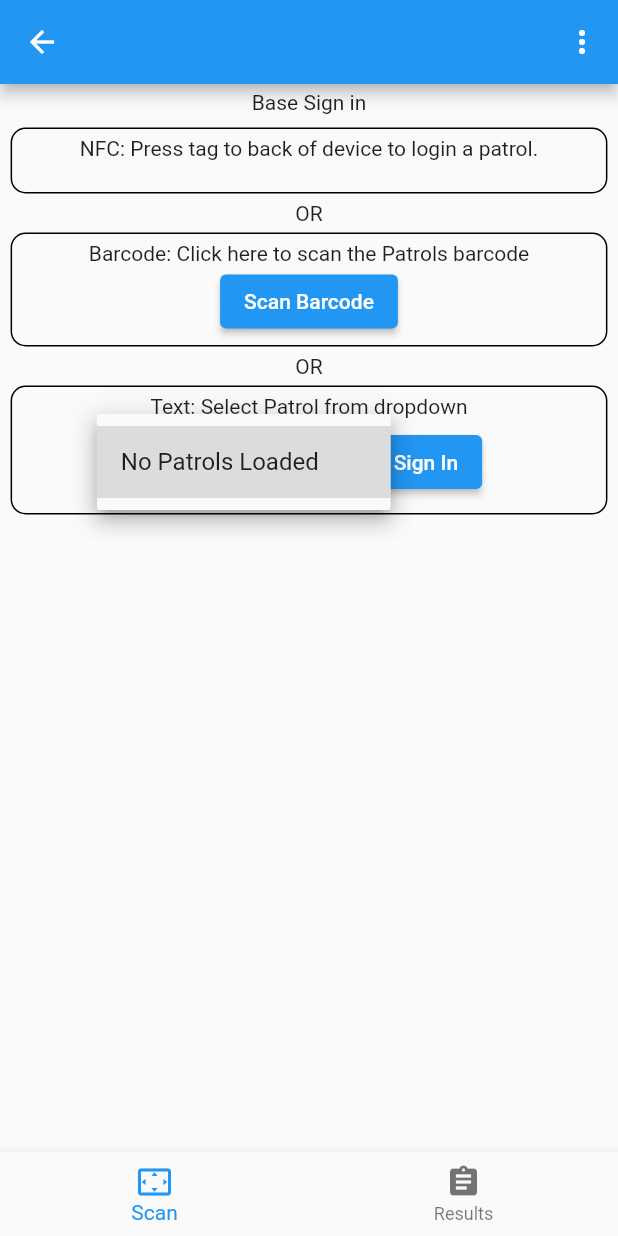
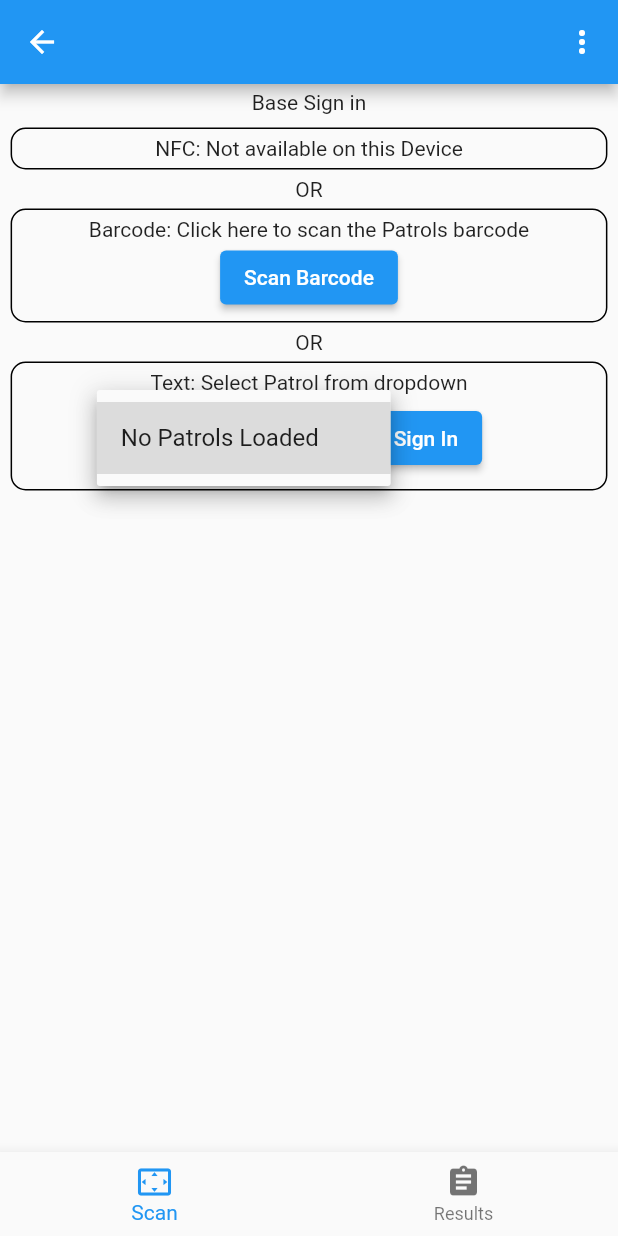
Before and after one commit to amaybz/WWGFlutterApp, a Flutter app: the Base screen opened directly with empty values, after a tap on the "arrow drop down" icon, on a phone screen of 412 x 824 dp. Run offline on Flutter 3.47's test engine with Material 2 defaults, Android fonts, the phone set to English and light mode, and no system bars; our stand-ins replace package_info_plus, shared_preferences, sqflite; missing offline and left inert: nfc_manager; accounts and stored records are empty; network calls fail.

Commit message:
Update to NFC interface

```diff
--- a/lib/widgets/scan_patrol.dart
+++ b/lib/widgets/scan_patrol.dart
@@ -67,6 +67,7 @@ class _ScanPatrolState extends State<ScanPatrol> {
         }
       },
     ).catchError((e) => setState(() => ndefText = '$e'));
+    nfcAvailable();
   }
 
   @override
@@ -82,6 +83,9 @@ class _ScanPatrolState extends State<ScanPatrol> {
 
   Future<bool> nfcAvailable() async {
     isAvailable = await NfcManager.instance.isAvailable();
+    setState(() {
+      isAvailable = isAvailable;
+    });
     return isAvailable;
   }
 
@@ -148,29 +152,7 @@ class _ScanPatrolState extends State<ScanPatrol> {
             padding: const EdgeInsets.all(2.0),
             child: const Text("Base Sign in"),
           ),
-          FractionallySizedBox(
-            widthFactor: 0.99,
-            child: Container(
-              decoration: BoxDecoration(
-                border: Border.all(color: Colors.black),
-                //color: Colors.red,
-                borderRadius: const BorderRadius.only(
-                    topLeft: Radius.circular(10),
-                    topRight: Radius.circular(10),
-                    bottomLeft: Radius.circular(10),
-                    bottomRight: Radius.circular(10)),
-              ),
-              margin: const EdgeInsets.all(5.0),
-              padding: const EdgeInsets.all(5.0),
-              child: Column(
-                children: [
-                  const Text(
-                      "NFC: Press tag to back of device to login a patrol."),
-                  Text(ndefText!),
-                ],
-              ),
-            ),
-          ),
+          NFCScan(ndefText: ndefText, isAvailable: isAvailable),
           const Text("OR"),
           FractionallySizedBox(
             widthFactor: 0.99,
@@ -287,3 +269,62 @@ class _ScanPatrolState extends State<ScanPatrol> {
     );
   }
 }
+
+class NFCScan extends StatelessWidget {
+  const NFCScan({
+    Key? key,
+    required this.ndefText,
+    required this.isAvailable,
+  }) : super(key: key);
+
+  final String? ndefText;
+  final bool isAvailable;
+
+  @override
+  Widget build(BuildContext context) {
+    if (isAvailable) {
+      return FractionallySizedBox(
+        widthFactor: 0.99,
+        child: Container(
+          decoration: BoxDecoration(
+            border: Border.all(color: Colors.black),
+            //color: Colors.red,
+            borderRadius: const BorderRadius.only(
+                topLeft: Radius.circular(10),
+                topRight: Radius.circular(10),
+                bottomLeft: Radius.circular(10),
+                bottomRight: Radius.circular(10)),
+          ),
+          margin: const EdgeInsets.all(5.0),
+          padding: const EdgeInsets.all(5.0),
+          child: Column(
+            children: [
+              const Text("NFC: Press tag to back of device to login a patrol."),
+              Text(ndefText!),
+            ],
+          ),
+        ),
+      );
+    } else {
+      return FractionallySizedBox(
+        widthFactor: 0.99,
+        child: Container(
+          decoration: BoxDecoration(
+            border: Border.all(color: Colors.black),
+            //color: Colors.red,
+            borderRadius: const BorderRadius.only(
+                topLeft: Radius.circular(10),
+                topRight: Radius.circular(10),
+                bottomLeft: Radius.circular(10),
+                bottomRight: Radius.circular(10)),
+          ),
+          margin: const EdgeInsets.all(5.0),
+          padding: const EdgeInsets.all(5.0),
+          child: Column(
+            children: const [Text("NFC: Not available on this Device")],
+          ),
+        ),
+      );
+    }
+  }
+}
--- a/pubspec.yaml
+++ b/pubspec.yaml
@@ -15,7 +15,7 @@ publish_to: 'none' # Remove this line if you wish to publish to pub.dev
 # In iOS, build-name is used as CFBundleShortVersionString while build-number used as CFBundleVersion.
 # Read more about iOS versioning at
 # https://developer.apple.com/library/archive/documentation/General/Reference/InfoPlistKeyReference/Articles/CoreFoundationKeys.html
-version: 4.0.5+17
+version: 4.0.6+18
 
 environment:
   sdk: ">=2.15.1 <3.0.0"
```
